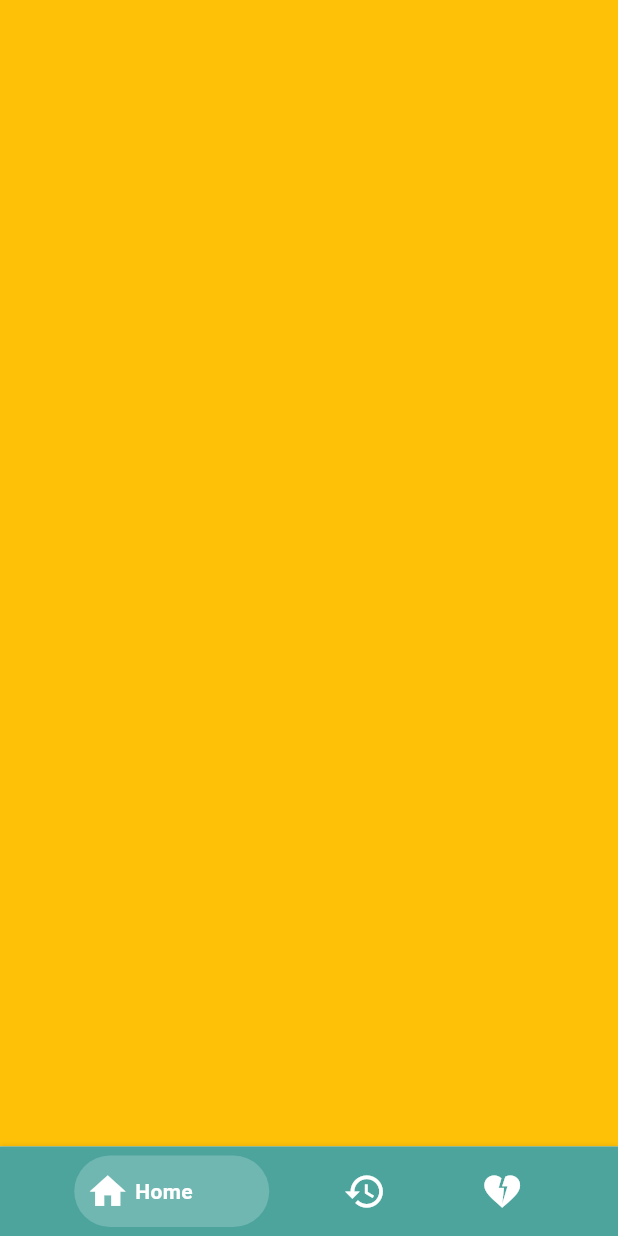
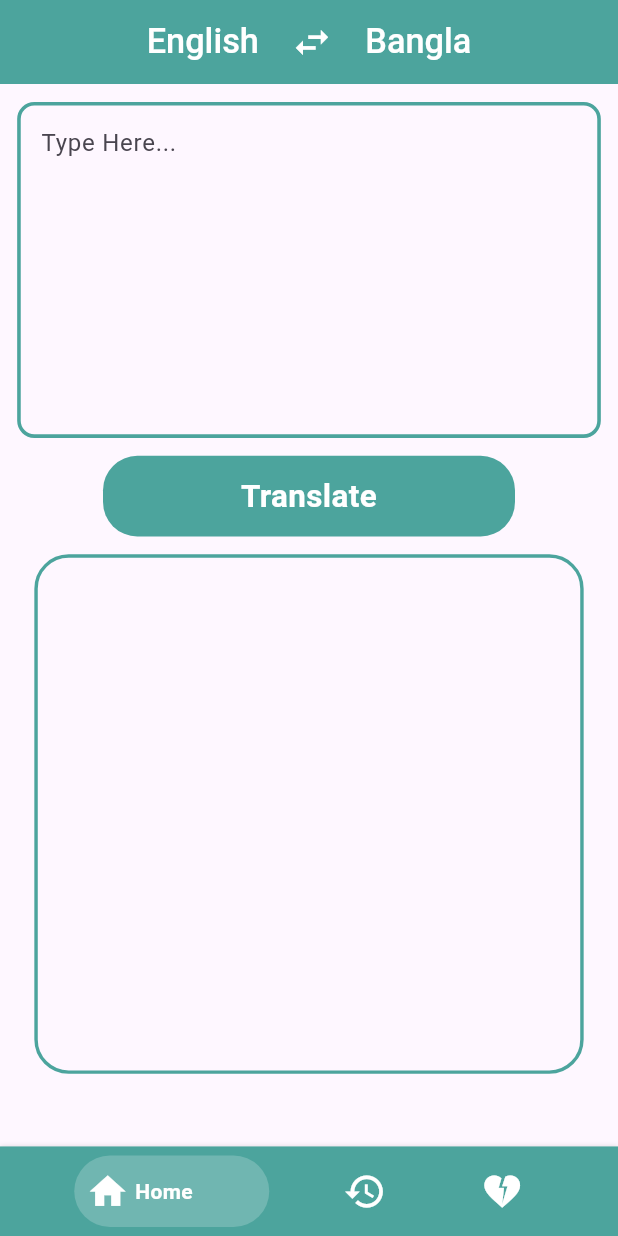
Before and after one commit to Chironjit598/EN-BN-Translator, a Flutter app: the screen it shows after launch, on a phone screen of 412 x 824 dp. Run offline on Flutter 3.47's test engine with Material 3 defaults, Android fonts, the phone set to English and light mode, and no system bars; drawn by our look-alikes of bottom_navy_bar; our stand-ins replace flutter_screenutil, get; missing offline and left inert: translator_plus.

Commit message:
add translator screen

```diff
--- /dev/null
+++ b/lib/view/screens/home_screen/controller/home_controller.dart
@@ -0,0 +1,39 @@
+import 'package:get/get.dart';
+import 'package:translator_plus/translator_plus.dart';
+
+class HomeController extends GetxController {
+  GoogleTranslator translator = GoogleTranslator();
+  RxString leftLanguage = "English".obs;
+  RxString fromLanguage = 'en'.obs;
+  RxString rightLanguage = "Bangla".obs;
+  RxString toLanguage = 'bn'.obs;
+  RxString inputText = ''.obs;
+  RxString translatedText = ''.obs;
+
+  //==========================Swap Language==================================//
+  void swapLanguages() {
+    String tempCode = leftLanguage.value;
+    String tempLang=fromLanguage.value;
+    leftLanguage.value = rightLanguage.value;
+    fromLanguage.value=toLanguage.value;
+    rightLanguage.value = tempCode;
+    toLanguage.value=tempLang;
+  }
+
+  //=========================Translated Function==========================//
+  void translate() async {
+    if (inputText.value.isNotEmpty) {
+      print("============print success");
+
+
+      var translation = await translator.translate(
+        inputText.value,
+        from: fromLanguage.value,
+        to: toLanguage.value,
+      );
+      translatedText.value = translation.text;
+      print("============print success");
+    }
+    print("============print failed");
+  }
+}
--- a/lib/view/screens/home_screen/home_screen.dart
+++ b/lib/view/screens/home_screen/home_screen.dart
@@ -1,12 +1,93 @@
+import 'package:bn_en_trans/main.dart';
+import 'package:bn_en_trans/utils/app_colors.dart';
+import 'package:bn_en_trans/view/screens/home_screen/controller/home_controller.dart';
+import 'package:bn_en_trans/view/widget/custom_button.dart';
+import 'package:bn_en_trans/view/widget/custom_text.dart';
 import 'package:flutter/material.dart';
+import 'package:flutter_screenutil/flutter_screenutil.dart';
+import 'package:get/get.dart';
+
+import '../../widget/custom_text_feild.dart';
 
 class HomeScreen extends StatelessWidget {
-  const HomeScreen({super.key});
+  HomeScreen({super.key});
+
+  HomeController homeController = Get.put(HomeController());
 
   @override
   Widget build(BuildContext context) {
     return Scaffold(
-      backgroundColor: Colors.amber,
+      //============================Appbar Start Code=======================//
+      appBar: AppBar(
+        backgroundColor: AppColors.primaryClr,
+        title: Row(
+          mainAxisAlignment: MainAxisAlignment.center,
+          children: [
+            Obx(() => CustomText(
+                  text: homeController.leftLanguage.value,
+                  fontSize: 20,
+                  fontWeight: FontWeight.w500,
+                )),
+            SizedBox(
+              width: 10.w,
+            ),
+            IconButton(
+                onPressed: () {
+                  homeController.swapLanguages();
+                },
+                icon: Icon(
+                  Icons.swap_horiz_outlined,
+                  color: AppColors.whiteClr,
+                  size: 25.sp,
+                )),
+            SizedBox(
+              width: 10.w,
+            ),
+            Obx(() => CustomText(
+                  text: homeController.rightLanguage.value,
+                  fontSize: 20,
+                  fontWeight: FontWeight.w500,
+                )),
+          ],
+        ),
+      ),
+
+      //===========================Appbar Code End============================//
+      body: Column(
+        children: [
+          customTextFeild(
+              hintText: "Type Here...",
+              maxLine: 8,
+              onChanged: (val) {
+                print("print home screen");
+                homeController.inputText.value = val;
+              }),
+          customButton(
+              title: "Translate",
+              ontap: () {
+                homeController.translate();
+              }),
+          SizedBox(
+            height: 10.h,
+          ),
+           Container(
+            margin: EdgeInsets.symmetric(horizontal: 20.w),
+            height: 290.h,
+            width: double.maxFinite,
+            decoration: BoxDecoration(
+                borderRadius: BorderRadius.circular(20.r),
+                border: Border.all(width: 2.w, color: AppColors.primaryClr)),
+            child: Obx(
+              () => Center(
+                child: CustomText(
+                  text: homeController.translatedText.value,
+                  color: AppColors.blackClr,
+                ),
+              ),
+            ),
+          )
+        ],
+      ),
     );
   }
 }
--- /dev/null
+++ b/lib/view/widget/custom_button.dart
@@ -0,0 +1,27 @@
+
+import 'package:bn_en_trans/utils/app_colors.dart';
+import 'package:bn_en_trans/view/widget/custom_text.dart';
+import 'package:flutter/material.dart';
+import 'package:flutter_screenutil/flutter_screenutil.dart';
+
+Widget customButton({title, ontap}){
+  return InkWell(
+    onTap: ontap,
+    child: Container(
+      margin: EdgeInsets.symmetric(horizontal: 60.w
+      ),
+      width: double.maxFinite,
+      height: 45.h,
+      decoration: BoxDecoration(
+        borderRadius:BorderRadius.circular(20.r),
+        color: AppColors.primaryClr,
+      ),
+      child: Center(child: CustomText(
+          text: title,
+          fontSize: 16.sp,
+        fontWeight: FontWeight.w600,
+
+      )),
+    ),
+  );
+}
--- /dev/null
+++ b/lib/view/widget/custom_text.dart
@@ -0,0 +1,49 @@
+import 'package:flutter/material.dart';
+import 'package:flutter_screenutil/flutter_screenutil.dart';
+
+import '../../utils/app_colors.dart';
+
+class CustomText extends StatelessWidget {
+  const CustomText(
+      {super.key,
+        this.maxLines,
+        this.textAlign = TextAlign.center,
+        this.left = 0,
+        this.right = 0,
+        this.top = 0,
+        this.bottom = 0,
+        this.fontSize = 14,
+        this.fontWeight = FontWeight.w400,
+        this.color = AppColors.whiteClr,
+        required this.text});
+
+  final double left;
+  final double right;
+  final double top;
+  final double bottom;
+  final double fontSize;
+  final FontWeight fontWeight;
+  final Color color;
+  final String text;
+  final TextAlign textAlign;
+  final int? maxLines;
+
+  @override
+  Widget build(BuildContext context) {
+    return Padding(
+      padding: EdgeInsets.only(
+          left: left.w, right: right.w, top: top.h, bottom: bottom.h),
+      child: Text(
+        textAlign: textAlign,
+        text,
+        maxLines: maxLines,
+        overflow: TextOverflow.ellipsis,
+        style: TextStyle(
+          fontSize: fontSize.sp,
+          fontWeight: fontWeight,
+          color: color,
+        ),
+      ),
+    );
+  }
+}
--- /dev/null
+++ b/lib/view/widget/custom_text_feild.dart
@@ -0,0 +1,40 @@
+import 'package:bn_en_trans/main.dart';
+import 'package:bn_en_trans/utils/app_colors.dart';
+import 'package:flutter/cupertino.dart';
+import 'package:flutter/material.dart';
+import 'package:flutter_screenutil/flutter_screenutil.dart';
+
+Widget customTextFeild({ValueChanged<String>? onChanged, String? hintText,  maxLine, }) {
+  return Padding(
+    padding:  EdgeInsets.symmetric(horizontal: 10.w, vertical: 10.h),
+    child: TextField(
+      onChanged: onChanged,
+
+      maxLines: maxLine,
+      decoration: InputDecoration(
+        hintText: hintText,
+        helperStyle: TextStyle(
+          color: AppColors.blackClr,
+          fontSize: 30.sp,
+          fontWeight: FontWeight.w600,
+        ),
+
+        focusedBorder: OutlineInputBorder(
+          borderRadius: BorderRadius.circular(10.r),
+          borderSide: BorderSide(
+            width: 2.h,
+            color: AppColors.primaryClr
+          )
+        ),
+
+        enabledBorder: OutlineInputBorder(
+            borderRadius: BorderRadius.circular(10.r),
+            borderSide: BorderSide(
+                width: 2.h,
+                color: AppColors.primaryClr
+            )
+        ),
+      ),
+    ),
+  );
+}
--- a/pubspec.yaml
+++ b/pubspec.yaml
@@ -38,6 +38,7 @@ dependencies:
   get: ^4.6.6
   flutter_screenutil: ^5.9.3
   bottom_navy_bar: ^6.1.0
+  translator_plus: ^1.0.1
 
 dev_dependencies:
   flutter_test:
```
Also changed, not shown: pubspec.lock.
